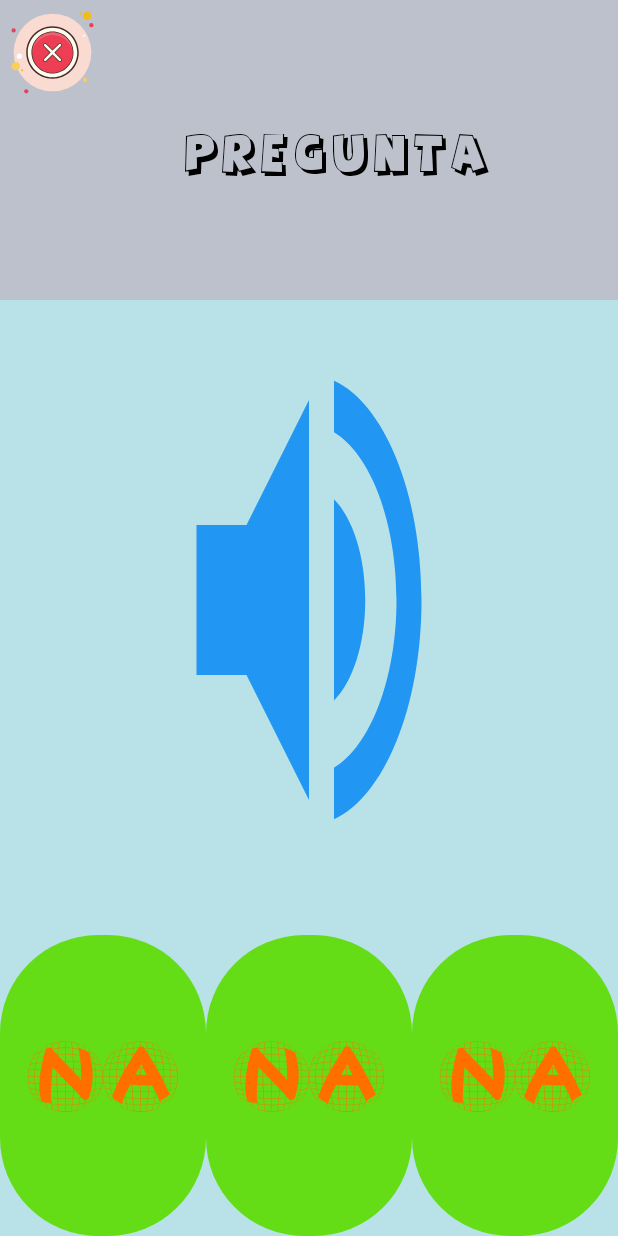
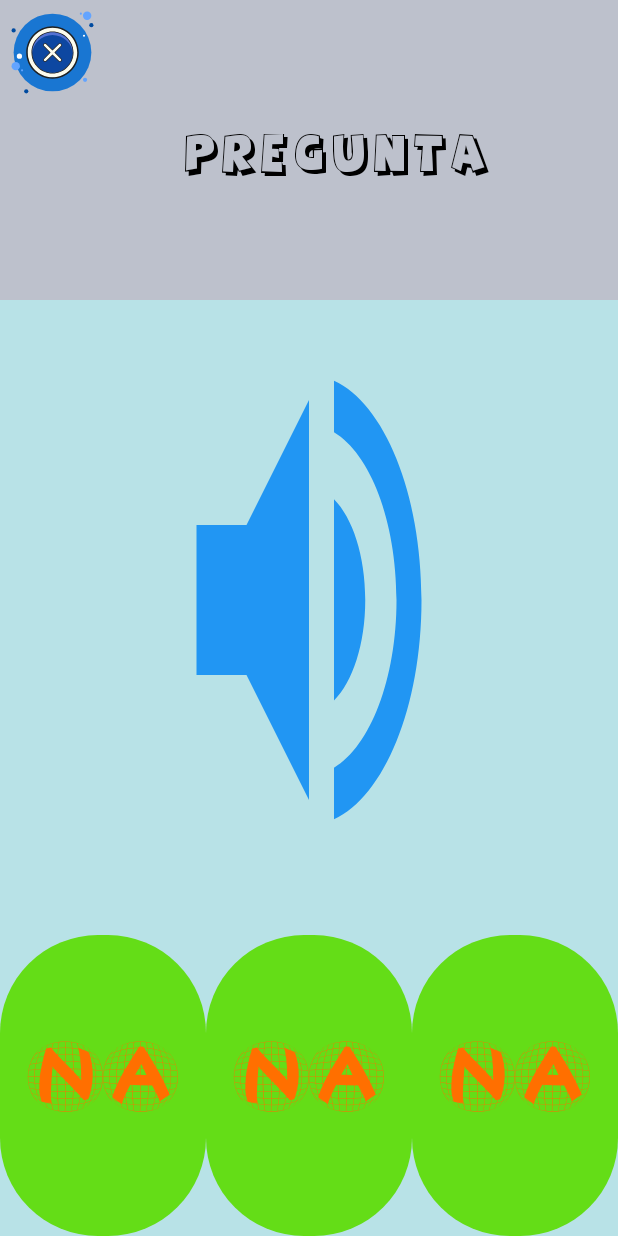
Before and after one commit to 00120717/PDM_Proyecto_01_2019, an Android app: the layout fragment_questions_container.xml on its own in the app's theme, with its tools: preview values and no code run, on a phone screen of 412 x 824 dp. Run offline under Robolectric (Android 15) with nearby library versions, the light colour scheme and no system bars.

Commit message:
boton cerrar

```diff
--- a/app/src/main/java/com/coclearapp/pdm_project/Fragment/ExercisesFragment.kt
+++ b/app/src/main/java/com/coclearapp/pdm_project/Fragment/ExercisesFragment.kt
@@ -206,6 +206,15 @@ class ExercisesFragment(private val exercise: Exercise) : Fragment() {
             mediaPlayer?.start()
         }
 
+        view.close_question.setOnClickListener {
+            var fragment = RVExercisesFragment.newInstance(exercise.Level)
+
+            fragmentManager!!
+                .beginTransaction()
+                .setCustomAnimations(R.anim.push_left_in,R.anim.push_left_out,R.anim.push_left_in,R.anim.push_left_out)
+                .replace(R.id.fl_content, fragment)
+                .commit()
+        }
 
         return view
     }
--- a/app/src/main/java/com/coclearapp/pdm_project/Room/CoclearRoomDatabase.kt
+++ b/app/src/main/java/com/coclearapp/pdm_project/Room/CoclearRoomDatabase.kt
@@ -88,7 +88,8 @@ abstract class CoclearRoomDatabase : RoomDatabase() {
             exerciseDao: ExerciseDao
 
         ) {
-           /* exerciseDao.deleteAllExercise()
+            exerciseDao.deleteAllExercise()
+           /*
             soundDao.deleteAllSound()
             userDao.deleteAllUser()
             rolDao.deleteAllRol()
--- a/app/src/main/res/drawable/ic_icons8_eliminar.xml
+++ b/app/src/main/res/drawable/ic_icons8_eliminar.xml
@@ -1,21 +1,21 @@
 <vector android:height="24dp" android:viewportHeight="100"
     android:viewportWidth="100" android:width="24dp" xmlns:android="http://schemas.android.com/apk/res/android">
-    <path android:fillColor="#EE3E54" android:pathData="M13,29m-2,0a2,2 0,1 1,4 0a2,2 0,1 1,-4 0"/>
-    <path android:fillColor="#F1BC19" android:pathData="M77,13m-1,0a1,1 0,1 1,2 0a1,1 0,1 1,-2 0"/>
-    <path android:fillColor="#F9DBD2" android:pathData="M50,50m-37,0a37,37 0,1 1,74 0a37,37 0,1 1,-74 0"/>
-    <path android:fillColor="#F1BC19" android:pathData="M83,15m-4,0a4,4 0,1 1,8 0a4,4 0,1 1,-8 0"/>
-    <path android:fillColor="#EE3E54" android:pathData="M87,24m-2,0a2,2 0,1 1,4 0a2,2 0,1 1,-4 0"/>
-    <path android:fillColor="#FBCD59" android:pathData="M81,76m-2,0a2,2 0,1 1,4 0a2,2 0,1 1,-4 0"/>
-    <path android:fillColor="#FBCD59" android:pathData="M15,63m-4,0a4,4 0,1 1,8 0a4,4 0,1 1,-8 0"/>
-    <path android:fillColor="#EE3E54" android:pathData="M25,87m-2,0a2,2 0,1 1,4 0a2,2 0,1 1,-4 0"/>
+    <path android:fillColor="#004ba0" android:pathData="M13,29m-2,0a2,2 0,1 1,4 0a2,2 0,1 1,-4 0"/>
+    <path android:fillColor="#63a4ff" android:pathData="M77,13m-1,0a1,1 0,1 1,2 0a1,1 0,1 1,-2 0"/>
+    <path android:fillColor="#1976d2" android:pathData="M50,50m-37,0a37,37 0,1 1,74 0a37,37 0,1 1,-74 0"/>
+    <path android:fillColor="#63a4ff" android:pathData="M83,15m-4,0a4,4 0,1 1,8 0a4,4 0,1 1,-8 0"/>
+    <path android:fillColor="#004ba0" android:pathData="M87,24m-2,0a2,2 0,1 1,4 0a2,2 0,1 1,-4 0"/>
+    <path android:fillColor="#63a4ff" android:pathData="M81,76m-2,0a2,2 0,1 1,4 0a2,2 0,1 1,-4 0"/>
+    <path android:fillColor="#63a4ff" android:pathData="M15,63m-4,0a4,4 0,1 1,8 0a4,4 0,1 1,-8 0"/>
+    <path android:fillColor="#004ba0" android:pathData="M25,87m-2,0a2,2 0,1 1,4 0a2,2 0,1 1,-4 0"/>
     <path android:fillColor="#FFFFFF" android:pathData="M18.5,53.5m-2.5,0a2.5,2.5 0,1 1,5 0a2.5,2.5 0,1 1,-5 0"/>
-    <path android:fillColor="#F1BC19" android:pathData="M21,67m-1,0a1,1 0,1 1,2 0a1,1 0,1 1,-2 0"/>
+    <path android:fillColor="#63a4ff" android:pathData="M21,67m-1,0a1,1 0,1 1,2 0a1,1 0,1 1,-2 0"/>
     <path android:fillColor="#FFFFFF" android:pathData="M80,34m-1,0a1,1 0,1 1,2 0a1,1 0,1 1,-2 0"/>
     <path android:fillColor="#FDFCEE" android:pathData="M50,50m-24,0a24,24 0,1 1,48 0a24,24 0,1 1,-48 0"/>
-    <path android:fillColor="#472B29" android:pathData="M50,26.4C63,26.4 73.6,37 73.6,50S63,73.6 50,73.6S26.4,63 26.4,50S37,26.4 50,26.4M50,25c-13.8,0 -25,11.2 -25,25s11.2,25 25,25s25,-11.2 25,-25S63.8,25 50,25L50,25z"/>
-    <path android:fillColor="#EE3E54" android:pathData="M50,50m-19.6,0a19.6,19.6 0,1 1,39.2 0a19.6,19.6 0,1 1,-39.2 0"/>
-    <path android:fillColor="#F06272" android:pathData="M50,33.4c10.3,0 18.8,8 19.5,18.1c0,-0.5 0.1,-1 0.1,-1.5c0,-10.8 -8.8,-19.6 -19.6,-19.6S30.4,39.2 30.4,50c0,0.5 0,1 0.1,1.5C31.2,41.4 39.7,33.4 50,33.4z"/>
-    <path android:fillColor="#472B29" android:pathData="M50,30.8c10.6,0 19.3,8.6 19.3,19.2c0,10.6 -8.6,19.3 -19.3,19.3c-10.6,0 -19.2,-8.6 -19.2,-19.3C30.8,39.4 39.4,30.8 50,30.8M50,30c-11,0 -20,9 -20,20c0,11 9,20 20,20c11,0 20,-9 20,-20S61,30 50,30L50,30z"/>
+    <path android:fillColor="#212121" android:pathData="M50,26.4C63,26.4 73.6,37 73.6,50S63,73.6 50,73.6S26.4,63 26.4,50S37,26.4 50,26.4M50,25c-13.8,0 -25,11.2 -25,25s11.2,25 25,25s25,-11.2 25,-25S63.8,25 50,25L50,25z"/>
+    <path android:fillColor="#0d47a1" android:pathData="M50,50m-19.6,0a19.6,19.6 0,1 1,39.2 0a19.6,19.6 0,1 1,-39.2 0"/>
+    <path android:fillColor="#5472d3" android:pathData="M50,33.4c10.3,0 18.8,8 19.5,18.1c0,-0.5 0.1,-1 0.1,-1.5c0,-10.8 -8.8,-19.6 -19.6,-19.6S30.4,39.2 30.4,50c0,0.5 0,1 0.1,1.5C31.2,41.4 39.7,33.4 50,33.4z"/>
+    <path android:fillColor="#212121" android:pathData="M50,30.8c10.6,0 19.3,8.6 19.3,19.2c0,10.6 -8.6,19.3 -19.3,19.3c-10.6,0 -19.2,-8.6 -19.2,-19.3C30.8,39.4 39.4,30.8 50,30.8M50,30c-11,0 -20,9 -20,20c0,11 9,20 20,20c11,0 20,-9 20,-20S61,30 50,30L50,30z"/>
     <path android:fillColor="#FDFCEE" android:pathData="M52.3,50l5.9,-5.9c0.3,-0.3 0.5,-0.7 0.5,-1.1s-0.2,-0.8 -0.5,-1.1c-0.6,-0.6 -1.7,-0.6 -2.3,0L50,47.7l-5.9,-5.9c-0.6,-0.6 -1.7,-0.6 -2.3,0c-0.6,0.6 -0.6,1.7 0,2.3l5.9,5.9l-5.9,5.9c-0.6,0.6 -0.6,1.7 0,2.3c0.6,0.6 1.7,0.6 2.3,0l5.9,-5.9l5.9,5.9c0.3,0.3 0.7,0.5 1.1,0.5s0.8,-0.2 1.1,-0.5c0.6,-0.6 0.6,-1.7 0,-2.3L52.3,50z"/>
-    <path android:fillColor="#472B29" android:pathData="M43,59c-0.5,0 -1,-0.2 -1.4,-0.6c-0.8,-0.8 -0.8,-2 0,-2.8l5.6,-5.6l-5.6,-5.6C41.2,44 41,43.5 41,43s0.2,-1 0.6,-1.4c0.8,-0.8 2.1,-0.8 2.8,0l5.6,5.6l5.6,-5.6c0.8,-0.8 2,-0.8 2.8,0C58.8,42 59,42.5 59,43s-0.2,1 -0.6,1.4L52.8,50l5.6,5.6c0.8,0.8 0.8,2 0,2.8c-0.8,0.8 -2.1,0.8 -2.8,0L50,52.8l-5.6,5.6C44,58.8 43.5,59 43,59zM43,41.7c-0.3,0 -0.6,0.1 -0.9,0.4c-0.2,0.2 -0.4,0.5 -0.4,0.9s0.1,0.6 0.4,0.9l6.1,6.1l-6.1,6.1c-0.5,0.5 -0.5,1.3 0,1.8c0.5,0.5 1.3,0.5 1.8,0l6.1,-6.1l6.1,6.1c0.5,0.5 1.3,0.5 1.8,0c0.5,-0.5 0.5,-1.3 0,-1.8L51.8,50l6.1,-6.1c0.2,-0.2 0.4,-0.6 0.4,-0.9s-0.1,-0.6 -0.4,-0.9c-0.5,-0.5 -1.3,-0.5 -1.8,0L50,48.2l-6.1,-6.1C43.6,41.9 43.3,41.7 43,41.7z"/>
+    <path android:fillColor="#212121" android:pathData="M43,59c-0.5,0 -1,-0.2 -1.4,-0.6c-0.8,-0.8 -0.8,-2 0,-2.8l5.6,-5.6l-5.6,-5.6C41.2,44 41,43.5 41,43s0.2,-1 0.6,-1.4c0.8,-0.8 2.1,-0.8 2.8,0l5.6,5.6l5.6,-5.6c0.8,-0.8 2,-0.8 2.8,0C58.8,42 59,42.5 59,43s-0.2,1 -0.6,1.4L52.8,50l5.6,5.6c0.8,0.8 0.8,2 0,2.8c-0.8,0.8 -2.1,0.8 -2.8,0L50,52.8l-5.6,5.6C44,58.8 43.5,59 43,59zM43,41.7c-0.3,0 -0.6,0.1 -0.9,0.4c-0.2,0.2 -0.4,0.5 -0.4,0.9s0.1,0.6 0.4,0.9l6.1,6.1l-6.1,6.1c-0.5,0.5 -0.5,1.3 0,1.8c0.5,0.5 1.3,0.5 1.8,0l6.1,-6.1l6.1,6.1c0.5,0.5 1.3,0.5 1.8,0c0.5,-0.5 0.5,-1.3 0,-1.8L51.8,50l6.1,-6.1c0.2,-0.2 0.4,-0.6 0.4,-0.9s-0.1,-0.6 -0.4,-0.9c-0.5,-0.5 -1.3,-0.5 -1.8,0L50,48.2l-6.1,-6.1C43.6,41.9 43.3,41.7 43,41.7z"/>
 </vector>
--- a/app/src/main/res/layout/fragment_questions_container.xml
+++ b/app/src/main/res/layout/fragment_questions_container.xml
@@ -14,6 +14,7 @@
         android:background="@color/transparent">
 
         <ImageButton
+                android:id="@+id/close_question"
                 android:layout_width="70dp"
                 android:layout_height="70dp"
                 android:background="@drawable/ic_icons8_eliminar"/>
```
